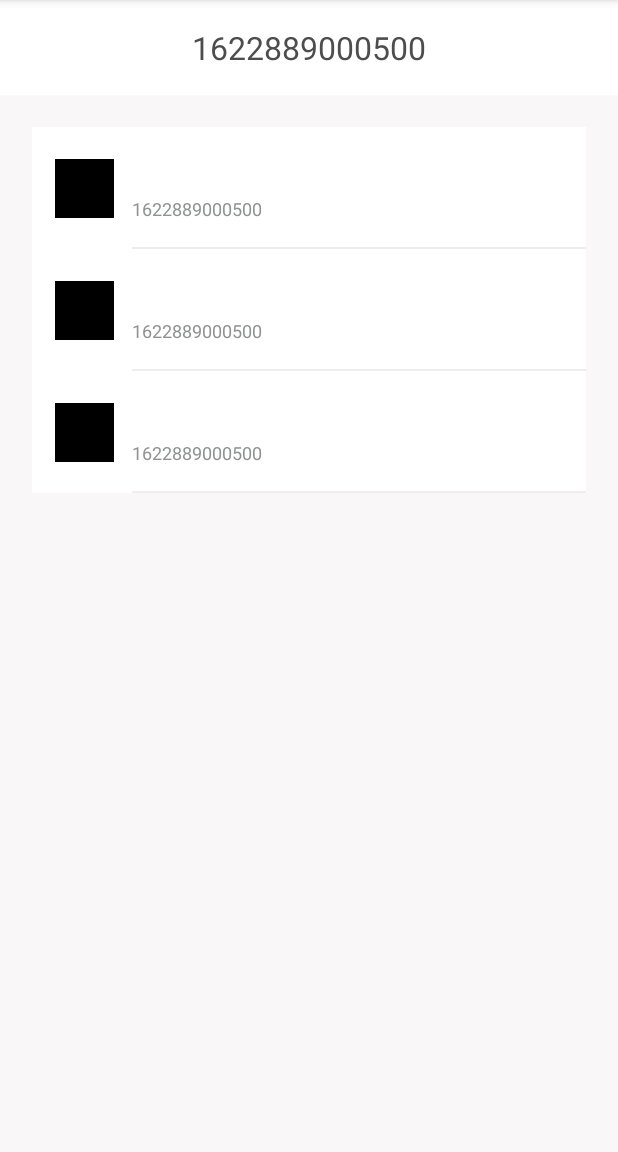
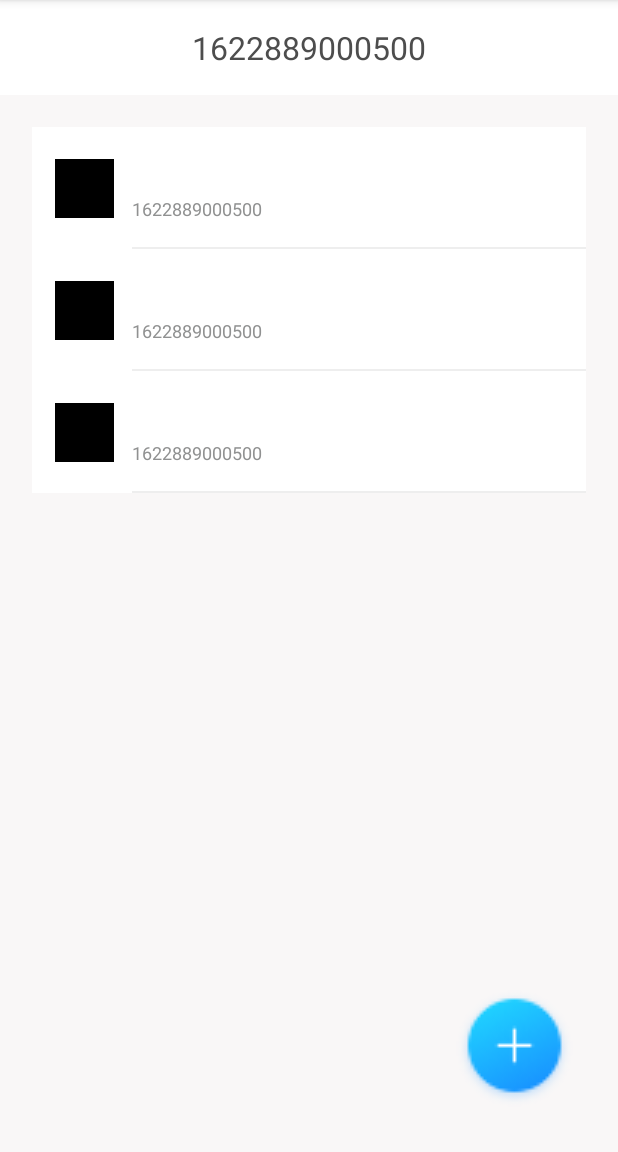
Before and after one commit to RunFeifei/JinJiangPublish, an Android app: the fragment BasicTabFragment shown on its own in the app's theme, on a phone screen of 412 x 824 dp, the part 84-1236 px from its top. Run offline under Robolectric (Android 15) with nearby library versions, the phone set to English and light mode, and no system bars.

Commit message:
[新增]----addUI

```diff
--- a/app/src/main/res/layout/fragment_list.xml
+++ b/app/src/main/res/layout/fragment_list.xml
@@ -47,5 +47,15 @@
 
     </androidx.recyclerview.widget.RecyclerView>
 
+    <ImageView
+        android:id="@+id/imgAdd"
+        android:layout_width="78dp"
+        android:layout_height="78dp"
+        android:layout_marginRight="30dp"
+        android:layout_marginBottom="30dp"
+        android:src="@drawable/ic_add"
+        app:layout_constraintBottom_toBottomOf="parent"
+        app:layout_constraintRight_toRightOf="parent" />
+
 
 </androidx.constraintlayout.widget.ConstraintLayout>
```
Also changed, not shown: app/src/main/java/com/uestc/jinjiang/publish/tab/BasicTabFragment.kt (+4 -5 lines).
